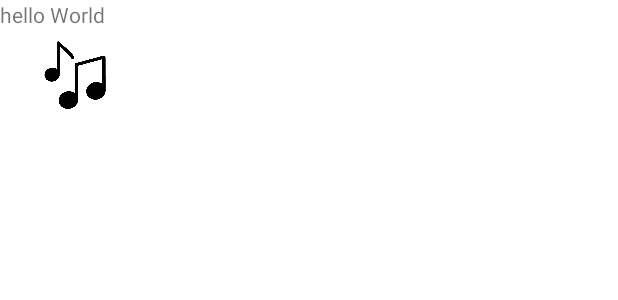
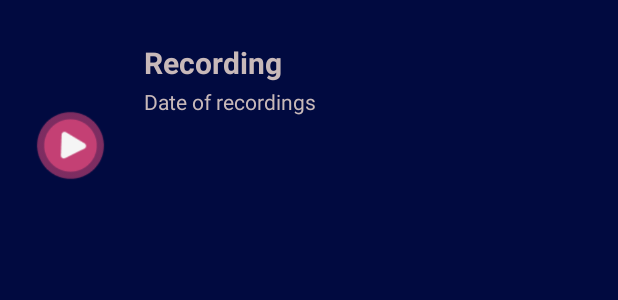
Before and after one commit to vidushi014/YVS_Android1, an Android app: the layout list_item.xml on its own in the app's theme, with its tools: preview values and no code run, on a phone screen of 412 x 824 dp. Shown: the top 300 px of the screen. Run offline under Robolectric (Android 15) with nearby library versions, the phone set to English and light mode, and no system bars.

Commit message:
list of items UI

```diff
--- a/app/src/main/res/layout/activity_category.xml
+++ b/app/src/main/res/layout/activity_category.xml
@@ -6,18 +6,6 @@
     android:layout_height="match_parent"
     android:background="#010A40"
     tools:context=".category">
-
-    <ImageView
-        android:id="@+id/imageView"
-        android:layout_width="412dp"
-        android:layout_height="289dp"
-        android:adjustViewBounds="false"
-        android:paddingTop="0dp"
-        app:layout_constraintEnd_toEndOf="parent"
-        app:layout_constraintHorizontal_bias="1.0"
-        app:layout_constraintStart_toStartOf="parent"
-        app:layout_constraintTop_toTopOf="parent"
-        app:srcCompat="@drawable/upwave" />
 
     <GridView
         android:id="@+id/cat_Grid"
@@ -30,17 +18,25 @@
         android:numColumns="2"
         app:layout_constraintBottom_toBottomOf="parent"
         app:layout_constraintEnd_toEndOf="parent"
+        app:layout_constraintHorizontal_bias="0.0"
         app:layout_constraintStart_toStartOf="parent"
-        app:layout_constraintTop_toTopOf="parent" />
+        app:layout_constraintTop_toTopOf="parent"
+        app:layout_constraintVertical_bias="0.0">
 
-    <Button
-        android:id="@+id/LogOut"
-        android:layout_width="wrap_content"
-        android:layout_height="wrap_content"
-        android:layout_marginTop="16dp"
-        android:text="Logout"
-        app:layout_constraintEnd_toEndOf="parent"
-        app:layout_constraintStart_toStartOf="parent"
-        app:layout_constraintTop_toTopOf="parent" />
+        <Button
+            android:id="@+id/LogOut"
+            android:layout_width="wrap_content"
+            android:layout_height="wrap_content"
+            android:layout_marginTop="696dp"
+            android:text="Logout" />
+
+        <ImageView
+            android:id="@+id/imageView"
+            android:layout_width="412dp"
+            android:layout_height="289dp"
+            android:adjustViewBounds="false"
+            android:paddingTop="0dp"
+            app:srcCompat="@drawable/upwave" />
+    </GridView>
 
 </androidx.constraintlayout.widget.ConstraintLayout>
--- a/app/src/main/res/layout/list_item.xml
+++ b/app/src/main/res/layout/list_item.xml
@@ -1,20 +1,54 @@
 <?xml version="1.0" encoding="utf-8"?>
 <RelativeLayout xmlns:android="http://schemas.android.com/apk/res/android"
+    xmlns:app="http://schemas.android.com/apk/res-auto"
     android:layout_width="match_parent"
     android:layout_height="match_parent"
+    android:background="#010A40"
     android:orientation="horizontal">
 
     <ImageView
-        android:layout_width="60dp"
-        android:layout_height="60dp"
-        android:layout_marginStart="20dp"
-        android:layout_marginTop="20dp"
-        android:layout_marginEnd="20dp"
-        android:layout_marginBottom="20dp"
-        android:src="@drawable/music_icon" />
+        android:id="@+id/imageView5"
+        android:layout_width="45dp"
+        android:layout_height="wrap_content"
+        android:layout_alignParentStart="true"
+        android:layout_alignParentTop="true"
+        android:layout_alignParentEnd="true"
+        android:layout_alignParentBottom="true"
+        android:layout_marginStart="24dp"
+        android:layout_marginTop="27dp"
+        android:layout_marginEnd="342dp"
+        android:layout_marginBottom="657dp"
+        app:srcCompat="@drawable/play" />
+
     <TextView
+        android:id="@+id/textView2"
         android:layout_width="wrap_content"
-        android:layout_height="match_parent"
-        android:text="hello World"/>
+        android:layout_height="34dp"
+        android:layout_alignParentStart="true"
+        android:layout_alignParentTop="true"
+        android:layout_alignParentEnd="true"
+        android:layout_alignParentBottom="true"
+        android:layout_marginStart="96dp"
+        android:layout_marginTop="28dp"
+        android:layout_marginEnd="184dp"
+        android:layout_marginBottom="669dp"
+        android:text="Recording"
+        android:textColor="#C8B9B9"
+        android:textSize="20sp"
+        android:textStyle="bold" />
+
+    <TextView
+        android:id="@+id/textView3"
+        android:layout_width="261dp"
+        android:layout_height="wrap_content"
+        android:layout_alignParentStart="true"
+        android:layout_alignParentTop="true"
+        android:layout_alignParentEnd="true"
+        android:layout_centerHorizontal="true"
+        android:layout_marginStart="96dp"
+        android:layout_marginTop="58dp"
+        android:layout_marginEnd="53dp"
+        android:text="Date of recordings"
+        android:textColor="#C8B9B9" />
 
 </RelativeLayout>
--- a/app/src/main/res/layout/list_ui.xml
+++ b/app/src/main/res/layout/list_ui.xml
@@ -7,10 +7,9 @@
     tools:context=".list">
 
     <ListView
+        android:id="@+id/list"
         android:layout_width="match_parent"
         android:layout_height="wrap_content"
-        android:id="@+id/list"
         android:divider="@android:color/transparent"
-        android:dividerHeight="10dp"
-        />
+        android:dividerHeight="10dp" />
 </RelativeLayout>
```
Also changed, not shown: app/src/main/res/drawable/play.png (added).
